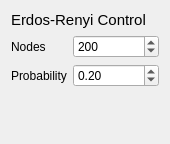
Old version of the form visigoth/erdoscontrol.ui in the repository scvalex/visigoth.
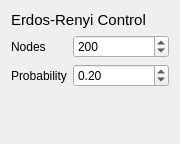
New version of the form.

Diff of the .ui file:
```diff
--- a/visigoth/erdoscontrol.ui
+++ b/visigoth/erdoscontrol.ui
@@ -6,7 +6,7 @@
    <rect>
     <x>0</x>
     <y>0</y>
-    <width>170</width>
+    <width>180</width>
     <height>144</height>
    </rect>
   </property>
```
Left out of the diff: 4 changed lines with no effect on the pictures.
